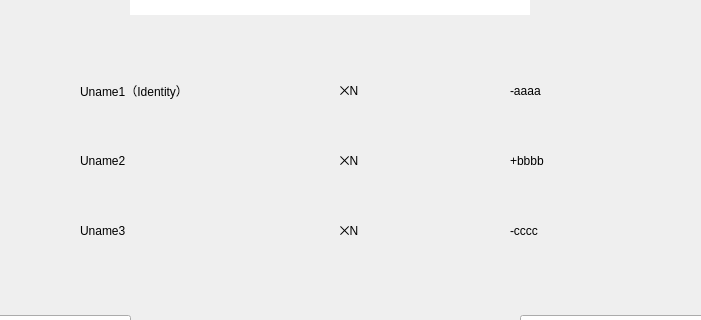
First picture: the form in gameoverwidget.ui, repository SheepOrnot/TNTDDZ, before the edit; both pictures show x 250 to 951 and y 205 to 525 of the 1186 by 667 pixel window.
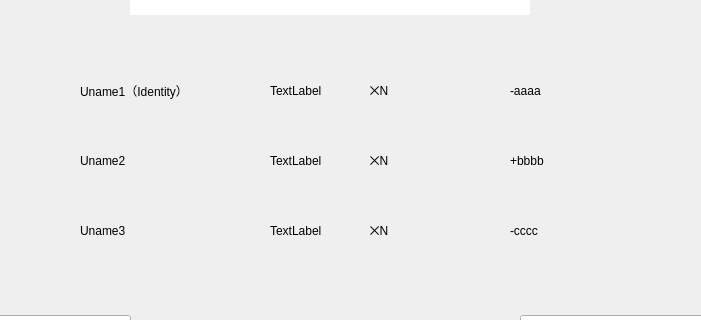
Second picture: the form after the edit.

Commit message: 游戏结束界面

Diff of the .ui file:
```diff
--- a/gameoverwidget.ui
+++ b/gameoverwidget.ui
@@ -35,7 +35,7 @@
     <rect>
      <x>330</x>
      <y>270</y>
-     <width>201</width>
+     <width>171</width>
      <height>51</height>
     </rect>
    </property>
@@ -43,25 +43,25 @@
     <string>Uname1（Identity）</string>
    </property>
   </widget>
-  <widget class="QLabel" name="Username1">
-   <property name="geometry">
-    <rect>
-     <x>330</x>
-     <y>340</y>
-     <width>201</width>
-     <height>51</height>
-    </rect>
-   </property>
-   <property name="text">
-    <string>Uname2</string>
-   </property>
-  </widget>
   <widget class="QLabel" name="Username2">
    <property name="geometry">
     <rect>
      <x>330</x>
+     <y>340</y>
+     <width>171</width>
+     <height>51</height>
+    </rect>
+   </property>
+   <property name="text">
+    <string>Uname2</string>
+   </property>
+  </widget>
+  <widget class="QLabel" name="Username1">
+   <property name="geometry">
+    <rect>
+     <x>330</x>
      <y>410</y>
-     <width>201</width>
+     <width>171</width>
      <height>51</height>
     </rect>
    </property>
@@ -72,7 +72,7 @@
   <widget class="QLabel" name="Times3">
    <property name="geometry">
     <rect>
-     <x>570</x>
+     <x>600</x>
      <y>270</y>
      <width>81</width>
      <height>51</height>
@@ -82,23 +82,23 @@
     <string>      ⨉N</string>
    </property>
   </widget>
-  <widget class="QLabel" name="Times1">
-   <property name="geometry">
-    <rect>
-     <x>570</x>
-     <y>340</y>
-     <width>81</width>
-     <height>51</height>
-    </rect>
-   </property>
-   <property name="text">
-    <string>      ⨉N</string>
-   </property>
-  </widget>
   <widget class="QLabel" name="Times2">
    <property name="geometry">
     <rect>
-     <x>570</x>
+     <x>600</x>
+     <y>340</y>
+     <width>81</width>
+     <height>51</height>
+    </rect>
+   </property>
+   <property name="text">
+    <string>      ⨉N</string>
+   </property>
+  </widget>
+  <widget class="QLabel" name="Times1">
+   <property name="geometry">
+    <rect>
+     <x>600</x>
      <y>410</y>
      <width>81</width>
      <height>51</height>
@@ -121,23 +121,23 @@
     <string>-aaaa</string>
    </property>
   </widget>
-  <widget class="QLabel" name="Score1">
-   <property name="geometry">
-    <rect>
-     <x>760</x>
-     <y>340</y>
-     <width>111</width>
-     <height>51</height>
-    </rect>
-   </property>
-   <property name="text">
-    <string>+bbbb</string>
-   </property>
-  </widget>
   <widget class="QLabel" name="Score2">
    <property name="geometry">
     <rect>
      <x>760</x>
+     <y>340</y>
+     <width>111</width>
+     <height>51</height>
+    </rect>
+   </property>
+   <property name="text">
+    <string>+bbbb</string>
+   </property>
+  </widget>
+  <widget class="QLabel" name="Score1">
+   <property name="geometry">
+    <rect>
+     <x>760</x>
      <y>410</y>
      <width>111</width>
      <height>51</height>
@@ -173,6 +173,45 @@
     <string>继续游戏</string>
    </property>
   </widget>
+  <widget class="QLabel" name="Double3">
+   <property name="geometry">
+    <rect>
+     <x>520</x>
+     <y>270</y>
+     <width>61</width>
+     <height>51</height>
+    </rect>
+   </property>
+   <property name="text">
+    <string>TextLabel</string>
+   </property>
+  </widget>
+  <widget class="QLabel" name="Double1">
+   <property name="geometry">
+    <rect>
+     <x>520</x>
+     <y>410</y>
+     <width>61</width>
+     <height>51</height>
+    </rect>
+   </property>
+   <property name="text">
+    <string>TextLabel</string>
+   </property>
+  </widget>
+  <widget class="QLabel" name="Double2">
+   <property name="geometry">
+    <rect>
+     <x>520</x>
+     <y>340</y>
+     <width>61</width>
+     <height>51</height>
+    </rect>
+   </property>
+   <property name="text">
+    <string>TextLabel</string>
+   </property>
+  </widget>
  </widget>
  <resources/>
  <connections/>
```
The commit also changes 4 other files.
